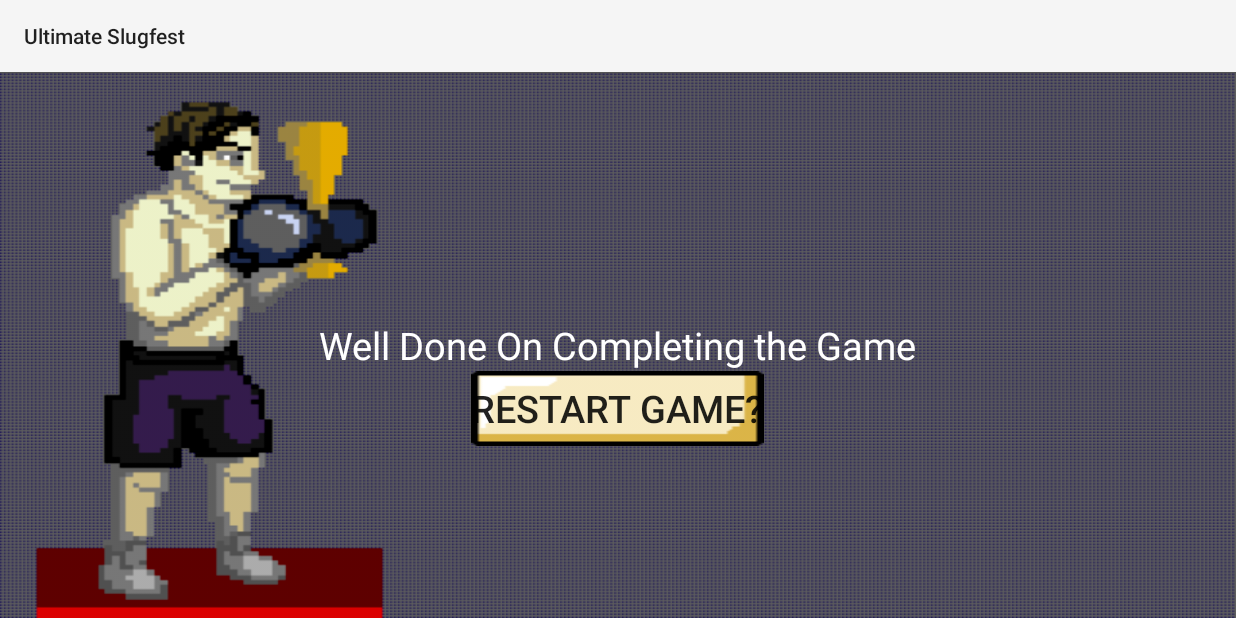
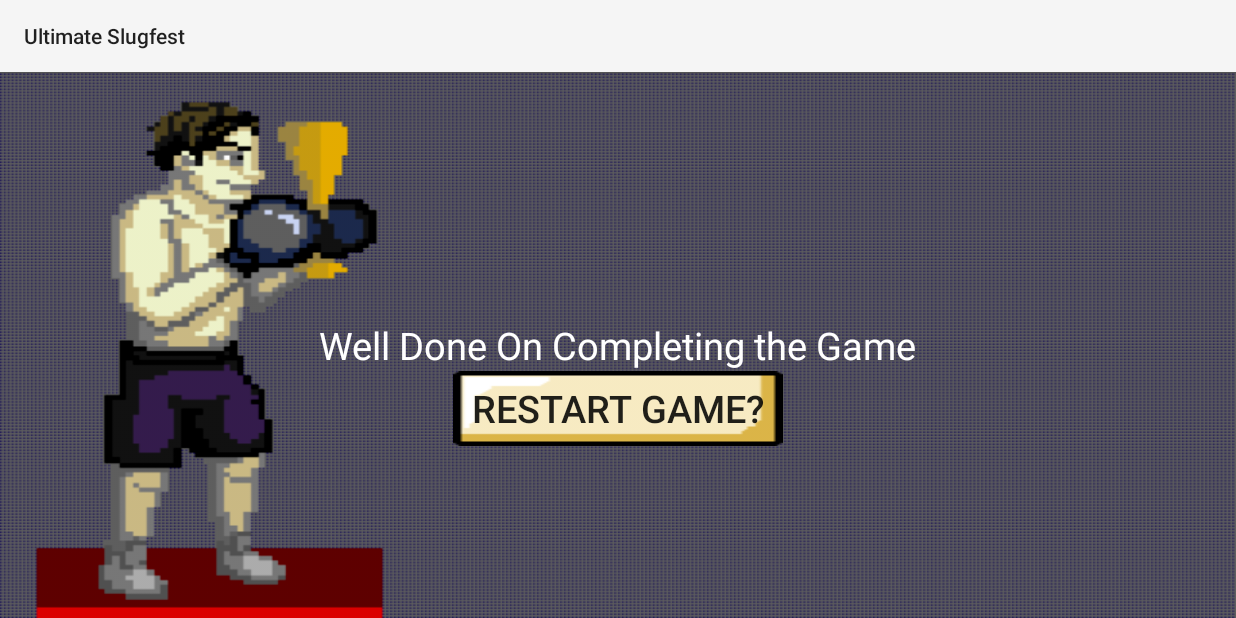
Before and after one commit to DavidMcKenzie218/TextBasedBoxingGame, an Android app: the CompletedActivity screen opened directly, with no data from a screen before it, on a phone screen of 824 x 412 dp (held sideways). Run offline under Robolectric (Android 15) with nearby library versions, the phone set to English and light mode, and no system bars.

Commit message:
LAyout changes on completed screen

```diff
--- a/Application/UltimateSlugfest/app/src/main/res/layout/activity_completed.xml
+++ b/Application/UltimateSlugfest/app/src/main/res/layout/activity_completed.xml
@@ -10,18 +10,19 @@
         android:text="@string/completed_message"
         android:textSize="25sp"
         android:textColor="@color/colorWhite"
-        android:layout_centerHorizontal="true"
+        android:layout_width="wrap_content"
+        android:layout_height="wrap_content"
         android:layout_centerVertical="true"
-        android:layout_width="wrap_content"
-        android:layout_height="wrap_content" />
+        android:layout_centerHorizontal="true" />
 
     <Button
         android:id="@+id/restart_game"
         android:text="@string/restart_game"
         android:textSize="25sp"
         android:layout_below="@id/completed_message"
+        android:layout_marginLeft="40dp"
         android:layout_centerHorizontal="true"
-        android:layout_width="wrap_content"
+        android:layout_width="220dp"
         android:layout_height="wrap_content"
         android:background="@drawable/button"/>
 
```
